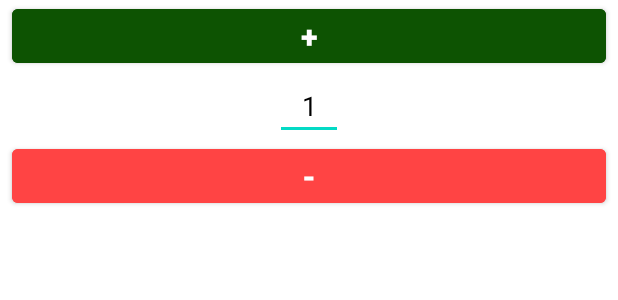
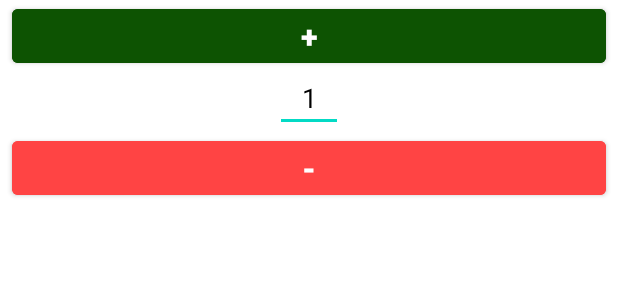
Before and after one commit to databits3883/scout-main-android, an Android app: the layout ui_dual_number_picker.xml on its own in the app's theme, with its tools: preview values and no code run, on a phone screen of 412 x 824 dp. Shown: the top 300 px of the screen. Run offline under Robolectric (Android 15) with nearby library versions, the phone set to English and light mode, and no system bars.

Commit message:
Swap succeeded and failed in the double number picker
and shrink the display slightly

```diff
--- a/app/src/main/res/layout/ui_dual_number_picker.xml
+++ b/app/src/main/res/layout/ui_dual_number_picker.xml
@@ -3,7 +3,8 @@
     xmlns:app="http://schemas.android.com/apk/res-auto"
     xmlns:tools="http://schemas.android.com/tools"
     android:layout_width="match_parent"
-    android:layout_height="wrap_content">
+    android:layout_height="wrap_content"
+    >
 
     <Button
         android:id="@+id/decrement"
@@ -24,18 +25,18 @@
     <EditText
         android:id="@+id/display"
         android:layout_width="45dp"
-        android:layout_height="45dp"
+        android:layout_height="40dp"
         android:gravity="center"
         android:inputType="number"
-        android:padding="8dp"
         android:text="@string/one"
         android:textColor="@color/picker_text_color"
-        app:autoSizeTextType="uniform"
         app:layout_constraintBottom_toBottomOf="parent"
         app:layout_constraintEnd_toEndOf="parent"
         app:layout_constraintStart_toStartOf="parent"
         app:layout_constraintTop_toTopOf="parent"
-        tools:ignore="Autofill,LabelFor,TouchTargetSizeCheck" />
+        app:autoSizeTextType="uniform"
+        tools:ignore="Autofill,LabelFor,TouchTargetSizeCheck"
+        />
 
     <Button
         android:id="@+id/increment"
--- a/app/src/main/res/layout/ui_inside_dual_number_picker.xml
+++ b/app/src/main/res/layout/ui_inside_dual_number_picker.xml
@@ -32,7 +32,7 @@
         android:layout_width="wrap_content"
         android:layout_height="wrap_content"
         android:layout_marginEnd="16dp"
-        android:text="Succeeded"
+        android:text="Failed"
         android:textAlignment="center"
         app:layout_constraintEnd_toStartOf="@+id/guideline12"
         app:layout_constraintStart_toStartOf="parent"
@@ -43,7 +43,7 @@
         android:layout_width="wrap_content"
         android:layout_height="wrap_content"
         android:layout_marginStart="16dp"
-        android:text="Failed"
+        android:text="Succeeded"
         android:textAlignment="center"
         app:layout_constraintEnd_toEndOf="parent"
         app:layout_constraintStart_toStartOf="@+id/guideline12"
```
